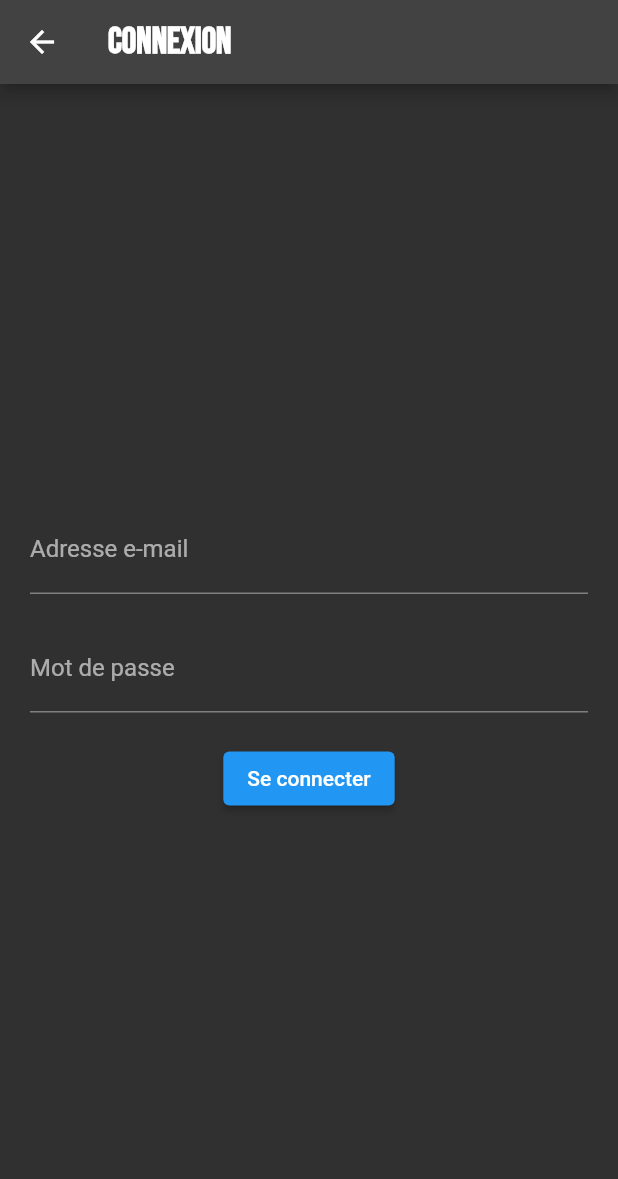
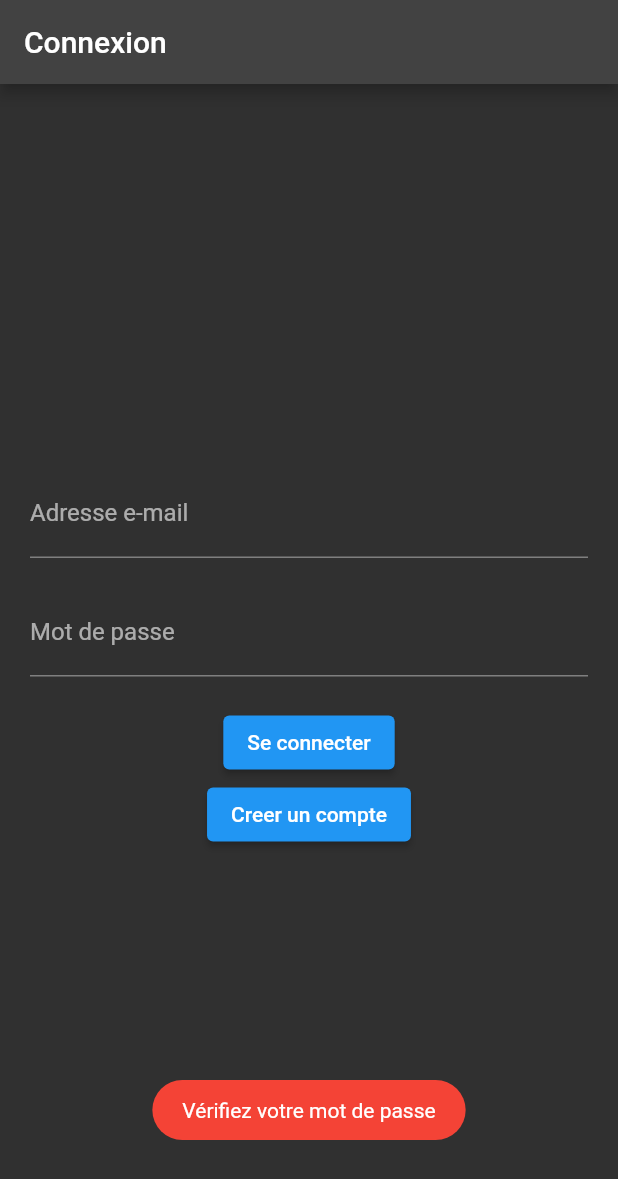
Before and after one commit to Gank-Bang/world_cup, a Flutter app: the Login screen opened directly, after a tap on "Se connecter", on a phone screen of 412 x 824 dp. Shown: the top 1179 px of the screen. Run offline on Flutter 3.47's test engine with Material 2 defaults, Android fonts, the phone set to English and light mode, and no system bars; our stand-ins replace fluttertoast, google_fonts, graphql, graphql_flutter; network calls fail.

Commit message:
login/register

```diff
--- a/lib/create_team.dart
+++ b/lib/create_team.dart
@@ -44,9 +44,7 @@
               ElevatedButton(
                 onPressed: () {
                   if (_formKey.currentState!.validate()) {
-                    // Le formulaire est valide, vous pouvez traiter les données ici
-                    final teamName = _teamNameController.text;
-                    // Ajoutez la logique pour enregistrer l'équipe
+                    //final teamName = _teamNameController.text;
                   }
                 },
                 child: const Text('Valider'),
--- a/lib/login.dart
+++ b/lib/login.dart
@@ -1,19 +1,72 @@
 import 'package:flutter/material.dart';
-import 'package:google_fonts/google_fonts.dart';
+import 'package:graphql/client.dart';
+import 'package:fluttertoast/fluttertoast.dart';
+import 'package:world_cup/main.dart';
+import 'package:world_cup/register.dart';
 
 class Login extends StatelessWidget {
   const Login({Key? key});
 
+  Future<void> loginUser(context, String username, String password) async {
+    final client = GraphQLClient(
+      link: HttpLink('http://10.0.2.2:3100/graphql'), // Remplacez par l'URL de votre serveur GraphQL
+      cache: GraphQLCache(),
+    );
+
+    final result = await client.query(
+      QueryOptions(
+        document: gql('''
+          query Login(\$username: String!, \$password: String!) {
+            login(username: \$username, password: \$password) {
+              username
+            }
+          }
+        '''),
+        variables: {
+          'username': username,
+          'password': password,
+        },
+      ),
+    );
+
+    if (result.hasException) {
+      print('GraphQL Error: ${result.exception.toString()}');
+      Fluttertoast.showToast(
+        msg: 'Vérifiez votre mot de passe',
+        gravity: ToastGravity.BOTTOM,
+        timeInSecForIosWeb: 2,
+        backgroundColor: Colors.red,
+        textColor: Colors.white,
+      );
+    } else {
+      final userData = result.data?['login'];
+      if (userData != null) {
+        print('Logged in as: ${userData['username']}');
+        Navigator.push(
+          context,
+          MaterialPageRoute(builder: (context) => MyHomePage()),
+        );
+      } else {
+        Fluttertoast.showToast(
+          msg: 'Vérifiez votre mot de passe',
+          gravity: ToastGravity.BOTTOM,
+          timeInSecForIosWeb: 2,
+          backgroundColor: Colors.red,
+          textColor: Colors.white,
+        );
+      }
+    }
+  }
+
   @override
   Widget build(BuildContext context) {
+    TextEditingController usernameController = TextEditingController();
+    TextEditingController passwordController = TextEditingController();
+
     return Scaffold(
       appBar: AppBar(
         title: Text(
           'Connexion',
-          style: GoogleFonts.bebasNeue(
-            fontSize: 24,
-            fontWeight: FontWeight.bold,
-          ),
         ),
       ),
       body: Center(
@@ -22,14 +75,15 @@
           child: Column(
             mainAxisAlignment: MainAxisAlignment.center,
             children: [
-              // Zone pour le formulaire de connexion
               TextFormField(
+                controller: usernameController,
                 decoration: const InputDecoration(
                   labelText: 'Adresse e-mail',
                 ),
               ),
               const SizedBox(height: 20),
               TextFormField(
+                controller: passwordController,
                 decoration: const InputDecoration(
                   labelText: 'Mot de passe',
                 ),
@@ -37,10 +91,19 @@
               ),
               const SizedBox(height: 20),
               ElevatedButton(
-                onPressed: () {
-                  // Ajoutez ici la logique de connexion
-                },
+                onPressed: () => loginUser(
+                  context,
+                  usernameController.text,
+                  passwordController.text,
+                ),
                 child: const Text('Se connecter'),
+              ),
+              ElevatedButton(
+                onPressed: () => Navigator.push(
+          context,
+          MaterialPageRoute(builder: (context) => Register()),
+        ),
+                child: const Text('Creer un compte'),
               ),
             ],
           ),
--- a/pubspec.yaml
+++ b/pubspec.yaml
@@ -37,6 +37,7 @@
   google_fonts:
   graphql: ^5.2.0-beta.6
   graphql_flutter: ^5.2.0-beta.5
+  fluttertoast: ^8.2.2
 
 dev_dependencies:
   flutter_test:
```
Also changed, not shown: lib/main.dart (+5 -4 lines), lib/register.dart (+53 -16 lines), pubspec.lock.
